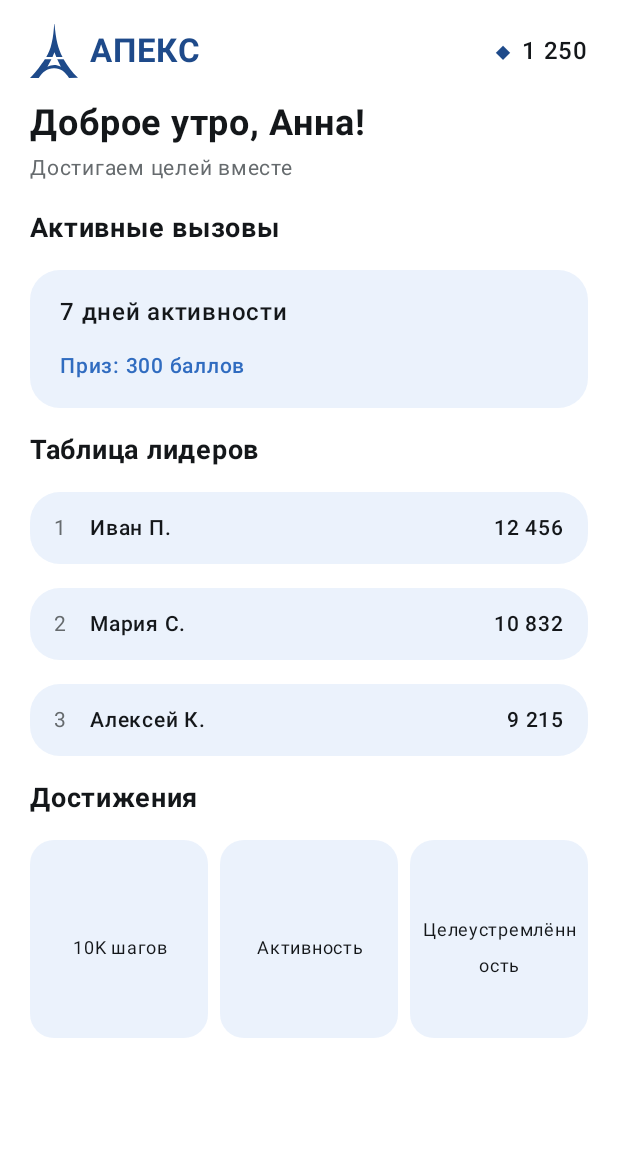
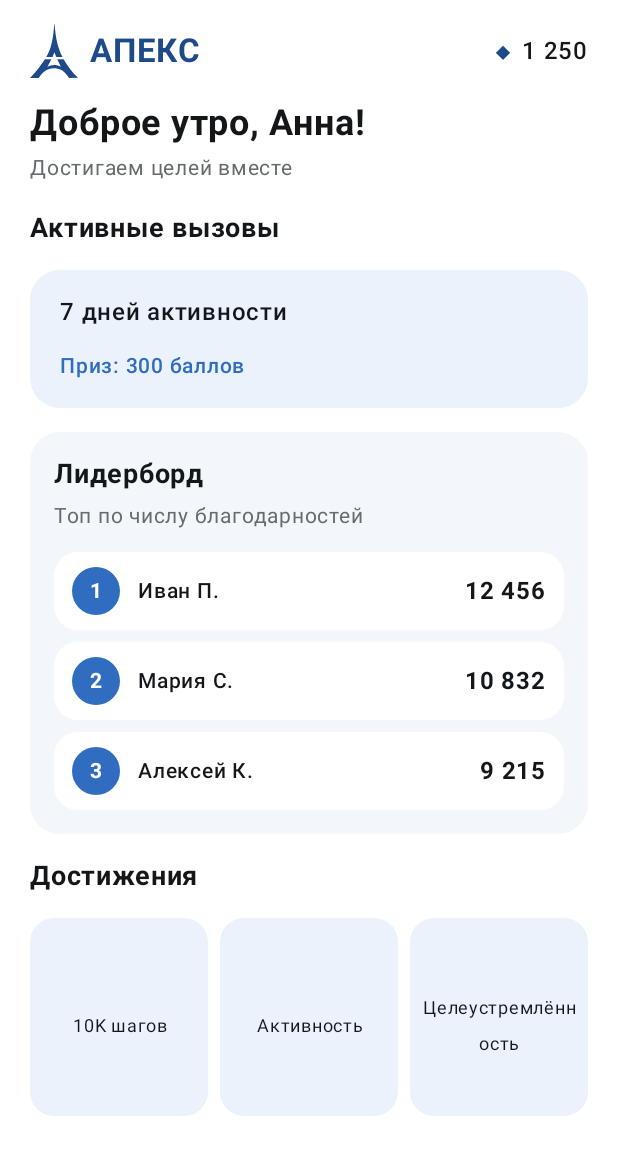
Before and after one commit to AmI2077/ApexHR, an Android app built with Jetpack Compose: the @Preview function HomeScreenPreview, on a phone screen of 412 x 824 dp. Shown: the top 1155 px of the screen. Run offline under Robolectric (Android 15) with nearby library versions, the phone set to English and light mode, and no system bars.

Commit message:
Сделал лидерборд на Главной карточкой в стиле веба
Таблица лидеров на Главной была заголовком секции и отдельными голубыми
строками «место · имя · число». Теперь это одна карточка в один столбец,
как на вебе.

- Добавил HomeLeaderboardCard: светлая скруглённая карточка
  (pillBackgroundColor, радиус 20), жирный заголовок «Лидерборд» и серый
  подзаголовок «Топ по числу благодарностей» (home_leaderboard_subtitle);
  пустой рейтинг показывается внутри карточки через EmptyState
- Строки LeaderboardRow теперь белые карточки со скруглением 16: слева номер
  места в кружке, дальше имя (с запасным «Сотрудник»), справа жирное число
  благодарностей без значка апексов — это не валюта
- Кружок места (LeaderboardRankBadge): для 1–3 залит primaryBlueColor с белой
  цифрой, для остальных светлый (secondaryBlueColor 28%) с синей цифрой
- На HomeScreen секция лидерборда стала одним элементом LazyColumn вместо
  заголовка, заглушки и списка строк
- Строка home_leaderboard: «Таблица лидеров» → «Лидерборд»
- Поле LeaderboardEntryUiModel.points переименовал в thanksCount, чтобы не
  путать число благодарностей с баллами; обновил маппер, превью и
  HomeUiMapperTest

Тесты: 323, все проходят

```diff
--- a/app/src/main/java/com/example/apexhr/features/home/ui/HomeScreen.kt
+++ b/app/src/main/java/com/example/apexhr/features/home/ui/HomeScreen.kt
@@ -23,7 +23,7 @@ import com.example.apexhr.features.home.ui.composables.ChallengeCard
 import com.example.apexhr.features.home.ui.composables.HomeAchievementsRow
 import com.example.apexhr.features.home.ui.composables.HomeGreeting
 import com.example.apexhr.features.home.ui.composables.HomeHeader
-import com.example.apexhr.features.home.ui.composables.LeaderboardRow
+import com.example.apexhr.features.home.ui.composables.HomeLeaderboardCard
 import com.example.apexhr.features.home.ui.composables.SectionTitle
 import com.example.apexhr.features.home.ui.models.HomeScreenCallbacks
 import com.example.apexhr.features.home.ui.models.HomeScreenState
@@ -130,16 +130,10 @@ fun HomeScreenContent(
                 onClick = { callbacks.onChallengeClick(challenge.id) },
             )
         }
-        item {
-            SectionTitle(text = stringResource(R.string.home_leaderboard))
-        }
-        if (uiState.leaderboard.isEmpty()) {
-            item { EmptyState(text = stringResource(R.string.home_leaderboard_empty)) }
-        }
-        items(uiState.leaderboard, key = { "leader_${it.id}" }) { entry ->
-            LeaderboardRow(
-                entry = entry,
-                onClick = { callbacks.onLeaderboardEntryClick(entry.id) },
+        item(key = "leaderboard") {
+            HomeLeaderboardCard(
+                entries = uiState.leaderboard,
+                onEntryClick = callbacks::onLeaderboardEntryClick,
             )
         }
         item {
--- a/app/src/main/java/com/example/apexhr/features/home/ui/composables/Components.kt
+++ b/app/src/main/java/com/example/apexhr/features/home/ui/composables/Components.kt
@@ -12,6 +12,7 @@ import androidx.compose.foundation.layout.height
 import androidx.compose.foundation.layout.padding
 import androidx.compose.foundation.layout.size
 import androidx.compose.foundation.layout.width
+import androidx.compose.foundation.shape.CircleShape
 import androidx.compose.foundation.shape.RoundedCornerShape
 import androidx.compose.material3.Icon
 import androidx.compose.material3.Text
@@ -27,8 +28,11 @@ import androidx.compose.ui.text.style.TextOverflow
 import androidx.compose.ui.unit.dp
 import androidx.compose.ui.unit.sp
 import com.example.apexhr.R
+import com.example.apexhr.core.ui.composables.EmptyState
 import com.example.apexhr.core.ui.theme.ApexDimens
+import com.example.apexhr.core.ui.theme.backgroundColor
 import com.example.apexhr.core.ui.theme.darkBlueColor
+import com.example.apexhr.core.ui.theme.pillBackgroundColor
 import com.example.apexhr.core.ui.theme.primaryBlueColor
 import com.example.apexhr.core.ui.theme.primaryTextColor
 import com.example.apexhr.core.ui.theme.secondaryBlueColor
@@ -148,6 +152,55 @@ fun ChallengeCard(
     }
 }
 
+/** Сколько первых мест выделяется залитым синим кружком. */
+private const val HIGHLIGHTED_RANKS = 3
+
+/**
+ * Лидерборд в стиле карточек веба: светлая скруглённая карточка с заголовком
+ * и подзаголовком, внутри — белые строки «место · имя · число благодарностей».
+ * Список короткий (топ с сервера), поэтому строки рисуются обычным Column.
+ */
+@Composable
+fun HomeLeaderboardCard(
+    entries: List<LeaderboardEntryUiModel>,
+    onEntryClick: (String) -> Unit,
+    modifier: Modifier = Modifier,
+) {
+    Column(
+        modifier = modifier
+            .fillMaxWidth()
+            .clip(RoundedCornerShape(ApexDimens.radius20.dp))
+            .background(pillBackgroundColor)
+            .padding(ApexDimens.spacing16.dp),
+    ) {
+        Text(
+            text = stringResource(R.string.home_leaderboard),
+            color = primaryTextColor,
+            fontSize = ApexDimens.text18.sp,
+            fontWeight = FontWeight.Bold,
+        )
+        Spacer(modifier = Modifier.height(ApexDimens.spacing4.dp))
+        Text(
+            text = stringResource(R.string.home_leaderboard_subtitle),
+            color = secondaryTextColor,
+            fontSize = ApexDimens.text14.sp,
+        )
+        Spacer(modifier = Modifier.height(ApexDimens.spacing12.dp))
+        if (entries.isEmpty()) {
+            EmptyState(text = stringResource(R.string.home_leaderboard_empty))
+        } else {
+            Column(verticalArrangement = Arrangement.spacedBy(ApexDimens.spacing8.dp)) {
+                entries.forEach { entry ->
+                    LeaderboardRow(
+                        entry = entry,
+                        onClick = { onEntryClick(entry.id) },
+                    )
+                }
+            }
+        }
+    }
+}
+
 @Composable
 fun LeaderboardRow(
     entry: LeaderboardEntryUiModel,
@@ -157,21 +210,17 @@ fun LeaderboardRow(
     Row(
         modifier = modifier
             .fillMaxWidth()
-            .clip(RoundedCornerShape(ApexDimens.radius20.dp))
-            .background(secondaryBlueColor.copy(alpha = 0.28f))
+            .clip(RoundedCornerShape(ApexDimens.radius16.dp))
+            .background(backgroundColor)
             .clickable(onClick = onClick)
             .padding(
-                horizontal = ApexDimens.spacing16.dp,
-                vertical = ApexDimens.spacing12.dp,
+                horizontal = ApexDimens.spacing12.dp,
+                vertical = ApexDimens.spacing10.dp,
             ),
+        horizontalArrangement = Arrangement.spacedBy(ApexDimens.spacing12.dp),
         verticalAlignment = Alignment.CenterVertically,
     ) {
-        Text(
-            text = entry.rank.toString(),
-            color = secondaryTextColor,
-            fontSize = ApexDimens.text14.sp,
-            modifier = Modifier.width(ApexDimens.spacing24.dp),
-        )
+        LeaderboardRankBadge(rank = entry.rank)
         Text(
             text = entry.name.ifBlank { stringResource(R.string.home_leaderboard_unknown_name) },
             color = primaryTextColor,
@@ -181,11 +230,37 @@ fun LeaderboardRow(
             maxLines = 1,
             overflow = TextOverflow.Ellipsis,
         )
+        // Число благодарностей, а не валюта, поэтому без значка апексов.
         Text(
-            text = entry.points,
+            text = entry.thanksCount,
             color = primaryTextColor,
+            fontSize = ApexDimens.text16.sp,
+            fontWeight = FontWeight.Bold,
+            maxLines = 1,
+        )
+    }
+}
+
+/** Номер места в кружке: 1–3 — залитый фирменным синим с белой цифрой, остальные — светлый с синей. */
+@Composable
+private fun LeaderboardRankBadge(
+    rank: Int,
+    modifier: Modifier = Modifier,
+) {
+    val highlighted = rank in 1..HIGHLIGHTED_RANKS
+    Box(
+        modifier = modifier
+            .size(ApexDimens.icon32.dp)
+            .clip(CircleShape)
+            .background(if (highlighted) primaryBlueColor else secondaryBlueColor.copy(alpha = 0.28f)),
+        contentAlignment = Alignment.Center,
+    ) {
+        Text(
+            text = rank.toString(),
+            color = if (highlighted) backgroundColor else primaryBlueColor,
             fontSize = ApexDimens.text14.sp,
-            fontWeight = FontWeight.Medium,
+            fontWeight = FontWeight.Bold,
+            maxLines = 1,
         )
     }
 }
--- a/app/src/main/java/com/example/apexhr/features/home/ui/models/HomeUiMapper.kt
+++ b/app/src/main/java/com/example/apexhr/features/home/ui/models/HomeUiMapper.kt
@@ -20,7 +20,7 @@ fun HomeData.toUiState(): HomeUiState = HomeUiState(
             id = entry.userId ?: "rank_${entry.rank}_$index",
             rank = entry.rank,
             name = entry.name.orEmpty(),
-            points = formatAmount(entry.thanksCount),
+            thanksCount = formatAmount(entry.thanksCount),
         )
     },
     achievements = achievements.map { achievement ->
--- a/app/src/main/java/com/example/apexhr/features/home/ui/models/HomeUiState.kt
+++ b/app/src/main/java/com/example/apexhr/features/home/ui/models/HomeUiState.kt
@@ -21,9 +21,9 @@ data class HomeUiState(
                 )
             ),
             leaderboard = listOf(
-                LeaderboardEntryUiModel(id = "1", rank = 1, name = "Иван П.", points = "12 456"),
-                LeaderboardEntryUiModel(id = "2", rank = 2, name = "Мария С.", points = "10 832"),
-                LeaderboardEntryUiModel(id = "3", rank = 3, name = "Алексей К.", points = "9 215"),
+                LeaderboardEntryUiModel(id = "1", rank = 1, name = "Иван П.", thanksCount = "12 456"),
+                LeaderboardEntryUiModel(id = "2", rank = 2, name = "Мария С.", thanksCount = "10 832"),
+                LeaderboardEntryUiModel(id = "3", rank = 3, name = "Алексей К.", thanksCount = "9 215"),
             ),
             achievements = listOf(
                 AchievementUiModel(id = "steps", title = "10K шагов"),
@@ -40,12 +40,12 @@ data class ChallengeUiModel(
     val prizePoints: Long,
 )
 
-/** @param points значение рейтинга; сервер считает его по числу благодарностей. */
+/** @param thanksCount число полученных благодарностей (по нему сервер строит рейтинг), уже отформатированное. */
 data class LeaderboardEntryUiModel(
     val id: String,
     val rank: Int,
     val name: String,
-    val points: String,
+    val thanksCount: String,
 )
 
 data class AchievementUiModel(
--- a/app/src/main/res/values/strings.xml
+++ b/app/src/main/res/values/strings.xml
@@ -34,7 +34,8 @@
     <string name="home_subtitle">Достигаем целей вместе</string>
     <string name="home_active_challenges">Активные вызовы</string>
     <string name="home_challenge_prize">Приз: %1$d баллов</string>
-    <string name="home_leaderboard">Таблица лидеров</string>
+    <string name="home_leaderboard">Лидерборд</string>
+    <string name="home_leaderboard_subtitle">Топ по числу благодарностей</string>
     <string name="home_achievements">Достижения</string>
     <string name="home_points_content_description">Баланс баллов</string>
     <string name="home_greeting_fallback_name">коллега</string>
```
Also changed, not shown: 1 other file.
